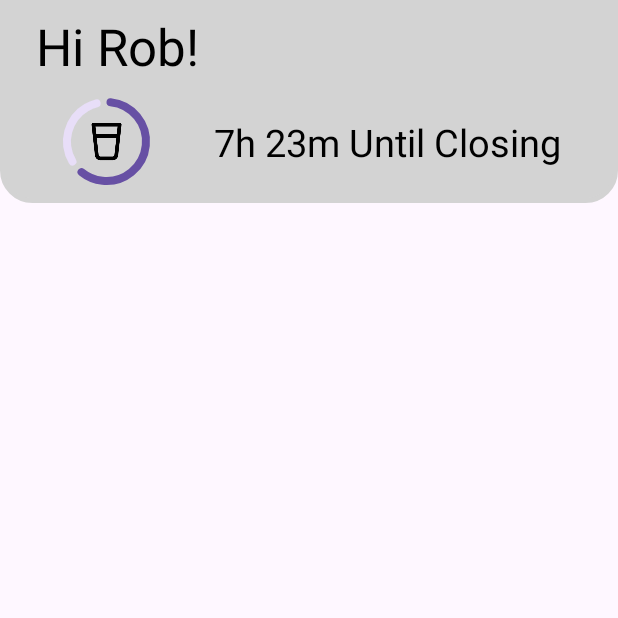
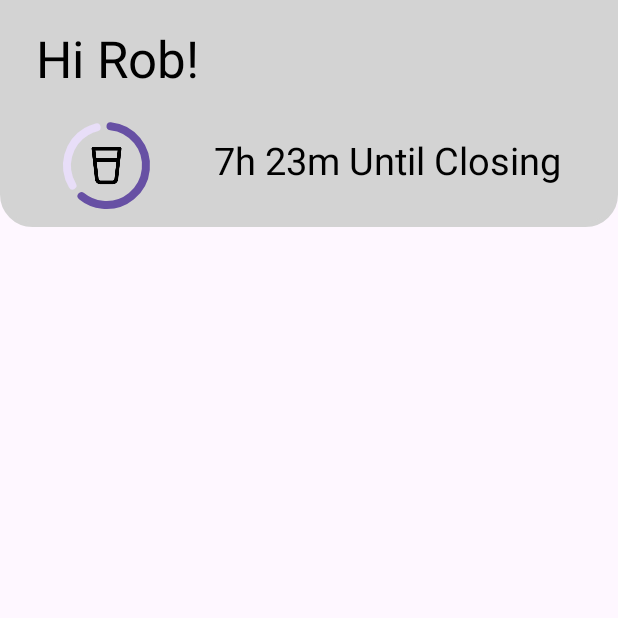
Before and after one commit to angela-gervino/BisonFit, an Android app: the screen it shows after launch (MainActivity), on a phone screen of 412 x 824 dp, the top half of it. Run offline under Robolectric (Android 15) with nearby library versions, the phone set to English and light mode, and no system bars.

Commit message:
Change top card spacing

```diff
--- a/app/src/main/res/layout/activity_main.xml
+++ b/app/src/main/res/layout/activity_main.xml
@@ -35,24 +35,24 @@
             android:layout_width="58dp"
             android:layout_height="58dp"
             android:layout_gravity="center"
-            android:layout_marginTop="8dp"
+            android:layout_marginTop="16dp"
             android:layout_marginBottom="8dp"
             android:max="8"
             android:progress="5"
             app:indicatorSize="58dp"
             app:layout_constraintBottom_toBottomOf="parent"
-            app:layout_constraintEnd_toStartOf="@+id/hoursTxtV"
+            app:layout_constraintEnd_toStartOf="@+id/lblHours"
             app:layout_constraintStart_toStartOf="parent"
-            app:layout_constraintTop_toBottomOf="@+id/greetingTxtV"
+            app:layout_constraintTop_toBottomOf="@+id/lblGreetings"
             app:trackCornerRadius="100dp"
             app:trackThickness="5dp" />
 
         <TextView
-            android:id="@+id/greetingTxtV"
+            android:id="@+id/lblGreetings"
             android:layout_width="wrap_content"
             android:layout_height="wrap_content"
             android:layout_marginStart="24dp"
-            android:layout_marginTop="8dp"
+            android:layout_marginTop="16dp"
             android:text="Hi Rob!"
             android:textColor="@color/black"
             android:textSize="34sp"
@@ -60,7 +60,7 @@
             app:layout_constraintTop_toTopOf="parent" />
 
         <TextView
-            android:id="@+id/hoursTxtV"
+            android:id="@+id/lblHours"
             android:layout_width="wrap_content"
             android:layout_height="wrap_content"
             android:text="7h 23m Until Closing"
@@ -69,17 +69,7 @@
             app:layout_constraintBottom_toBottomOf="parent"
             app:layout_constraintEnd_toEndOf="parent"
             app:layout_constraintStart_toEndOf="@+id/circularProgressView"
-            app:layout_constraintTop_toBottomOf="@+id/greetingTxtV" />
+            app:layout_constraintTop_toBottomOf="@+id/lblGreetings" />
     </androidx.constraintlayout.widget.ConstraintLayout>
 
-    <FrameLayout
-        android:layout_width="wrap_content"
-        android:layout_height="wrap_content"
-        android:layout_marginStart="16dp"
-        android:layout_marginTop="16dp"
-        app:layout_constraintStart_toStartOf="parent"
-        app:layout_constraintTop_toTopOf="parent">
-
-    </FrameLayout>
-
 </androidx.constraintlayout.widget.ConstraintLayout>
```
